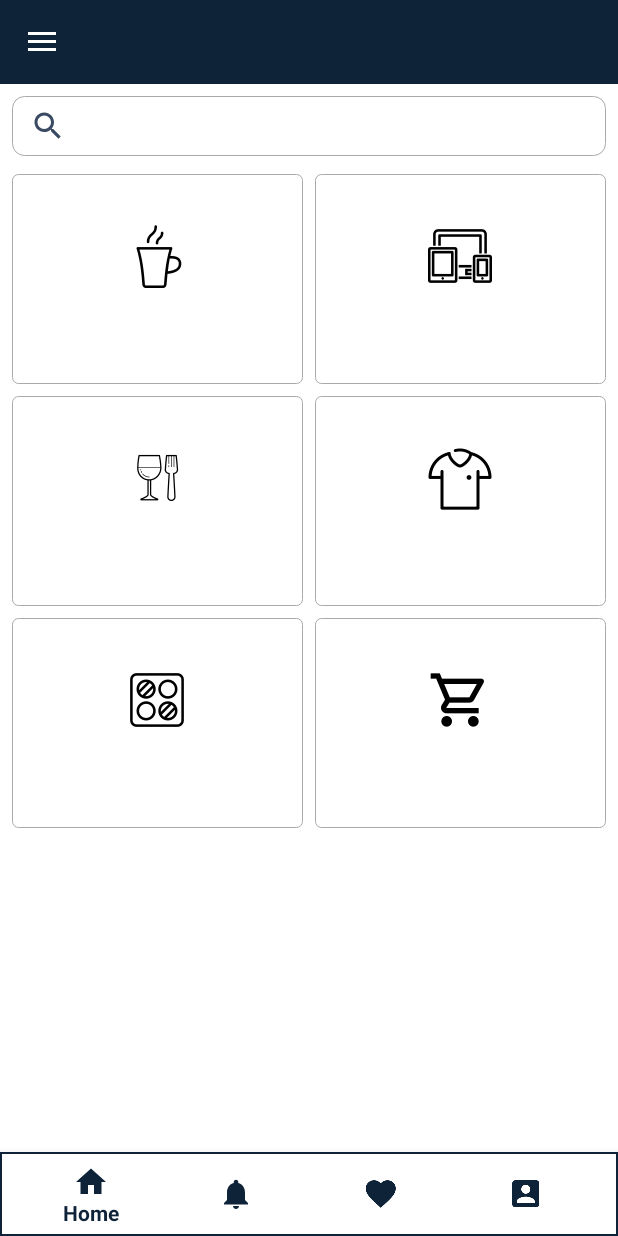
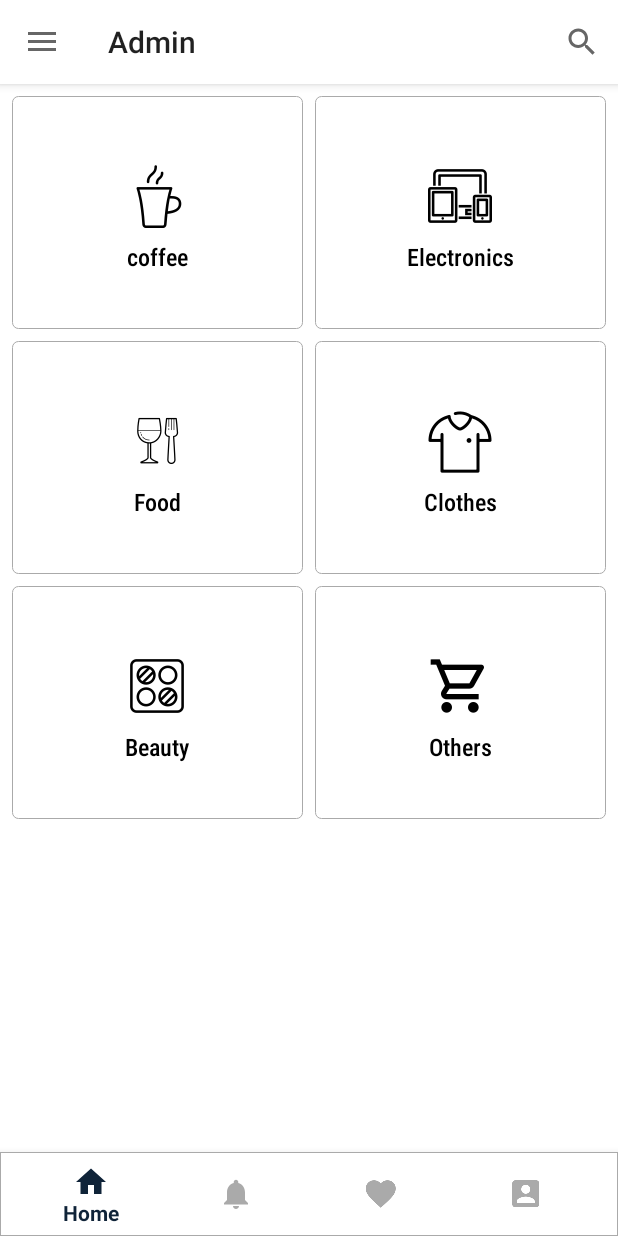
Before and after one commit to MahmoudOsamaAli/Expense-Admin, an Android app: the screen it shows after launch once a user with an empty profile is signed in (HomeActivity), on a phone screen of 412 x 824 dp. Run offline under Robolectric (Android 15) with nearby library versions, the phone set to English and light mode, and no system bars; our stand-ins replace ButterKnife, Firebase (no records; nobody signed in at launch, a user with empty details on screens opened directly); libraries missing offline, so code that uses them is left out: com.afollestad.materialdialogs, com.facebook, com.facebook.login.

Commit message:
layout changes

```diff
--- a/app/src/main/java/com/example/expenseadmin/view/activities/Home/HomeActivity.java
+++ b/app/src/main/java/com/example/expenseadmin/view/activities/Home/HomeActivity.java
@@ -1,7 +1,11 @@
 package com.example.expenseadmin.view.activities.Home;
 
+import android.app.SearchManager;
+import android.content.Context;
 import android.content.Intent;
 import android.os.Bundle;
+import android.view.Menu;
+import android.view.MenuInflater;
 
 import com.example.expenseadmin.R;
 import com.example.expenseadmin.view.activities.signInUp.SignInActivity;
@@ -18,6 +22,7 @@ import com.google.firebase.auth.FirebaseAuth;
 
 import androidx.appcompat.app.ActionBarDrawerToggle;
 import androidx.appcompat.app.AppCompatActivity;
+import androidx.appcompat.widget.SearchView;
 import androidx.appcompat.widget.Toolbar;
 import androidx.core.view.GravityCompat;
 import androidx.drawerlayout.widget.DrawerLayout;
@@ -55,8 +60,9 @@ public class HomeActivity extends AppCompatActivity {
     }
 
     private void init() {
-
         ButterKnife.bind(this);
+        setSupportActionBar(toolbar);
+        getSupportActionBar().setTitle("Admin");
         navDrawerConfig();
         bottomNavConfig();
     }
@@ -121,6 +127,7 @@ public class HomeActivity extends AppCompatActivity {
                 R.string.open_drawer, R.string.close_drawer);
         drawer.addDrawerListener(toggle);
         toggle.syncState();
+
         navigationView.setNavigationItemSelectedListener(menuItem -> {
             AnimationStates states = AnimationStates.BOTTOM_TO_TOP;
             switch (menuItem.getItemId()) {
@@ -185,4 +192,24 @@ public class HomeActivity extends AppCompatActivity {
         }
     }
 
+    @Override
+    public boolean onCreateOptionsMenu(Menu menu) {
+        try {
+            MenuInflater inflater = getMenuInflater();
+            inflater.inflate(R.menu.options_menu, menu);
+
+            // Associate searchable configuration with the SearchView
+            SearchManager searchManager =
+                    (SearchManager) getSystemService(Context.SEARCH_SERVICE);
+            SearchView searchView =
+                    (SearchView) menu.findItem(R.id.search).getActionView();
+            searchView.setSearchableInfo(
+                    searchManager.getSearchableInfo(getComponentName()));
+        } catch (Exception e) {
+            e.printStackTrace();
+        }
+
+        return true;
+    }
+
 }
--- /dev/null
+++ b/app/src/main/res/color/bottom_nav_item_forground.xml
@@ -0,0 +1,5 @@
+<?xml version="1.0" encoding="utf-8"?>
+<selector xmlns:android="http://schemas.android.com/apk/res/android">
+    <item android:state_checked="true" android:color="@color/colorPrimary" />
+    <item android:color="@android:color/darker_gray"  />
+</selector>
--- a/app/src/main/res/drawable/bottom_nav_background.xml
+++ b/app/src/main/res/drawable/bottom_nav_background.xml
@@ -5,7 +5,7 @@
     <solid android:color="@android:color/white" />
 
     <stroke
-        android:width="@dimen/_1sdp"
-        android:color="@color/colorPrimary" />
+        android:width="0.5dp"
+        android:color="@color/gray_dark" />
 
 </shape>
--- a/app/src/main/res/drawable/ic_search_black_24dp.xml
+++ b/app/src/main/res/drawable/ic_search_black_24dp.xml
@@ -1,5 +1,10 @@
-<vector android:height="24dp" android:tint="#394a62"
-    android:viewportHeight="24.0" android:viewportWidth="24.0"
-    android:width="24dp" xmlns:android="http://schemas.android.com/apk/res/android">
-    <path android:fillColor="#FF000000" android:pathData="M15.5,14h-0.79l-0.28,-0.27C15.41,12.59 16,11.11 16,9.5 16,5.91 13.09,3 9.5,3S3,5.91 3,9.5 5.91,16 9.5,16c1.61,0 3.09,-0.59 4.23,-1.57l0.27,0.28v0.79l5,4.99L20.49,19l-4.99,-5zM9.5,14C7.01,14 5,11.99 5,9.5S7.01,5 9.5,5 14,7.01 14,9.5 11.99,14 9.5,14z"/>
+<vector xmlns:android="http://schemas.android.com/apk/res/android"
+    android:width="24dp"
+    android:height="24dp"
+    android:tint="#394a62"
+    android:viewportWidth="24.0"
+    android:viewportHeight="24.0">
+    <path
+        android:fillColor="#FF000000"
+        android:pathData="M15.5,14h-0.79l-0.28,-0.27C15.41,12.59 16,11.11 16,9.5 16,5.91 13.09,3 9.5,3S3,5.91 3,9.5 5.91,16 9.5,16c1.61,0 3.09,-0.59 4.23,-1.57l0.27,0.28v0.79l5,4.99L20.49,19l-4.99,-5zM9.5,14C7.01,14 5,11.99 5,9.5S7.01,5 9.5,5 14,7.01 14,9.5 11.99,14 9.5,14z" />
 </vector>
--- a/app/src/main/res/layout/activity_home.xml
+++ b/app/src/main/res/layout/activity_home.xml
@@ -11,44 +11,40 @@
         android:layout_width="match_parent"
         android:layout_height="match_parent">
 
-        <FrameLayout
-            android:id="@+id/fragment_container"
+        <LinearLayout
             android:layout_width="match_parent"
             android:layout_height="match_parent"
-            android:layout_marginTop="?attr/actionBarSize"
-            app:layout_constraintBottom_toTopOf="@id/bottom_nav_view"
-            app:layout_constraintHorizontal_bias="1.0"
-            app:layout_constraintLeft_toLeftOf="parent"
-            app:layout_constraintRight_toRightOf="parent"
-            app:layout_constraintTop_toBottomOf="parent"
-            app:layout_constraintVertical_bias="1.0" />
+            android:orientation="vertical"
+            app:layout_constraintStart_toStartOf="parent"
+            app:layout_constraintEnd_toEndOf="parent"
+            app:layout_constraintTop_toTopOf="parent"
+            >
+            <androidx.appcompat.widget.Toolbar
+                android:id="@+id/toolbar_home"
+                android:layout_width="match_parent"
+                android:layout_height="?attr/actionBarSize"
+                android:background="@color/colorPrimaryDark"
+                android:elevation="4dp"/>
+            <FrameLayout
+                android:id="@+id/fragment_container"
+                android:layout_width="match_parent"
+                android:layout_height="match_parent"
+                android:layout_marginBottom="?attr/actionBarSize"
+                />
+        </LinearLayout>
 
-        <androidx.appcompat.widget.Toolbar
-            android:id="@+id/toolbar_home"
-            android:layout_width="match_parent"
-            android:layout_height="?attr/actionBarSize"
-            android:background="@color/colorPrimary"
-            android:theme="@style/ThemeOverlay.AppCompat.Dark.ActionBar"
-            app:layout_constraintTop_toTopOf="parent"
-            app:layout_constraintLeft_toLeftOf="parent"
-            app:layout_constraintRight_toRightOf="parent"
-            >
-<!--            <ImageView-->
-<!--                android:layout_width="@dimen/logo_width"-->
-<!--                android:layout_height="match_parent"-->
-<!--                android:layout_gravity="center_vertical|center_horizontal"-->
-<!--                android:src="@drawable/ic_logo" />-->
-        </androidx.appcompat.widget.Toolbar>
         <com.google.android.material.bottomnavigation.BottomNavigationView
             android:id="@+id/bottom_nav_view"
             android:layout_width="match_parent"
             android:layout_height="wrap_content"
             android:background="@drawable/bottom_nav_background"
-            app:itemIconTint="@color/colorPrimary"
+            app:itemIconTint="@color/bottom_nav_item_forground"
+            app:itemTextColor="@color/bottom_nav_item_forground"
+            app:menu="@menu/bottom_nav_menu"
+            app:layout_constraintStart_toStartOf="parent"
+            app:layout_constraintEnd_toEndOf="parent"
             app:layout_constraintBottom_toBottomOf="parent"
-            app:layout_constraintLeft_toLeftOf="parent"
-            app:layout_constraintRight_toRightOf="parent"
-            app:menu="@menu/bottom_nav_menu" />
+            />
     </androidx.constraintlayout.widget.ConstraintLayout>
 
     <com.google.android.material.navigation.NavigationView
@@ -59,7 +55,7 @@
         android:background="@color/colorPrimaryDark"
         android:theme="@style/ThemeOverlay.AppCompat.Dark.ActionBar"
         app:headerLayout="@layout/drawer_header"
-        app:itemIconTint="@color/colorPrimary"
-        app:itemTextColor="@color/colorPrimary"
+        app:itemIconTint="@color/text_color"
+        app:itemTextColor="@color/text_color"
         app:menu="@menu/drawer_menu" />
 </androidx.drawerlayout.widget.DrawerLayout>
--- a/app/src/main/res/layout/category_item.xml
+++ b/app/src/main/res/layout/category_item.xml
@@ -3,9 +3,8 @@
     xmlns:app="http://schemas.android.com/apk/res-auto"
     xmlns:tools="http://schemas.android.com/tools"
     android:layout_width="match_parent"
-    android:layout_height="140dp"
+    android:layout_height="155dp"
     android:layout_margin="4dp"
-    tools:background="@color/colorPrimaryDark"
     android:background="@drawable/item_background"
     android:clickable="true"
     android:focusable="true">
@@ -20,7 +19,6 @@
         app:layout_constraintEnd_toEndOf="parent"
         app:layout_constraintStart_toStartOf="parent"
         app:layout_constraintTop_toTopOf="parent">
-
         <ImageView
             android:id="@+id/category_image"
             android:layout_width="wrap_content"
@@ -32,7 +30,6 @@
             android:id="@+id/category_text"
             android:layout_width="wrap_content"
             android:layout_height="wrap_content"
-            android:layout_marginTop="8dp"
             android:textColor="@color/text_color"
             android:textSize="@dimen/text_header"
             app:fontFamily="sans-serif-condensed-medium"
--- a/app/src/main/res/layout/fragment_home.xml
+++ b/app/src/main/res/layout/fragment_home.xml
@@ -1,8 +1,9 @@
 <?xml version="1.0" encoding="utf-8"?>
-<androidx.constraintlayout.widget.ConstraintLayout xmlns:android="http://schemas.android.com/apk/res/android"
+<LinearLayout xmlns:android="http://schemas.android.com/apk/res/android"
     xmlns:app="http://schemas.android.com/apk/res-auto"
     android:layout_width="match_parent"
     android:layout_height="match_parent"
+    android:orientation="vertical"
     android:fitsSystemWindows="true">
 
     <androidx.appcompat.widget.SearchView
@@ -11,25 +12,21 @@
         app:layout_constraintEnd_toEndOf="parent"
         app:layout_constraintStart_toStartOf="parent"
         app:layout_constraintTop_toTopOf="parent"
+        android:visibility="gone"
         app:queryHint="Search Here"
         app:searchIcon="@drawable/ic_search_black_24dp" />
-    <ScrollView
+
+    <androidx.recyclerview.widget.RecyclerView
+        android:id="@+id/categories_RV"
         android:layout_width="match_parent"
-        android:layout_height="wrap_content"
+        android:layout_height="match_parent"
+        android:paddingStart="4dp"
+        android:paddingLeft="4dp"
+        android:paddingTop="4dp"
+        android:paddingRight="4dp"
         app:layout_constraintEnd_toEndOf="parent"
         app:layout_constraintStart_toStartOf="parent"
         app:layout_constraintTop_toBottomOf="@id/search_view_fragment"
-        android:paddingBottom="100dp"
-        >
-    <androidx.recyclerview.widget.RecyclerView
-        android:id="@+id/categories_RV"
-        android:layout_width="match_parent"
-        android:layout_height="wrap_content"
-        android:paddingStart="4dp"
-        android:paddingLeft="4dp"
-        android:paddingTop="8dp"
-        android:paddingRight="4dp"
         />
-    </ScrollView>
 
-</androidx.constraintlayout.widget.ConstraintLayout>
+</LinearLayout>
--- a/app/src/main/res/layout/fragment_notifications.xml
+++ b/app/src/main/res/layout/fragment_notifications.xml
@@ -10,6 +10,7 @@
         app:layout_constraintEnd_toEndOf="parent"
         app:layout_constraintStart_toStartOf="parent"
         app:layout_constraintTop_toTopOf="parent"
+        android:visibility="gone"
         app:queryHint="Search Here"
         app:searchIcon="@drawable/ic_search_black_24dp" />
     <ScrollView
--- /dev/null
+++ b/app/src/main/res/menu/options_menu.xml
@@ -0,0 +1,10 @@
+<?xml version="1.0" encoding="utf-8"?>
+<menu xmlns:app="http://schemas.android.com/apk/res-auto"
+    xmlns:android="http://schemas.android.com/apk/res/android">
+    <item android:id="@+id/search"
+        android:title="@string/search_title"
+        android:icon="@drawable/ic_search_black_24dp"
+        app:showAsAction="always"
+        app:actionViewClass="android.widget.SearchView"
+        />
+</menu>
--- a/app/src/main/res/values/colors.xml
+++ b/app/src/main/res/values/colors.xml
@@ -6,7 +6,7 @@
     <!--    <color name="colorAccent">#655584</color>-->
     <color name="colorAccent">#394a62</color>
 
-    <color name="text_color">@android:color/white</color>
+    <color name="text_color">@android:color/black</color>
     <color name="progress_start">#17f609</color>
     <color name="gray_light">#d1d1ba</color>
     <color name="gray_dark">#aaa</color>
--- a/app/src/main/res/values/strings.xml
+++ b/app/src/main/res/values/strings.xml
@@ -56,5 +56,7 @@
     <string name="sign_up_with_twitter">Sign up with twitter</string>
     <string name="back">back</string>
     <string name="gender_text">Male</string>
+    <string name="search_title">Search</string>
+    <string name="search_hint">type your search request</string>
 
 </resources>
--- a/app/src/main/res/values/styles.xml
+++ b/app/src/main/res/values/styles.xml
@@ -6,15 +6,16 @@
         <item name="colorAccent">@color/colorAccent</item>
         <item name="windowActionBar">false</item>
         <item name="windowNoTitle">true</item>
+        <item name="searchViewStyle">@style/ThemeOverlay.AppCompat.Light</item>
         <item name="android:windowTranslucentStatus">true</item>
         <item name="android:windowTranslucentNavigation">true</item>
-        <item name="android:colorControlHighlight">@color/colorPrimaryDark</item>
+        <item name="android:colorControlHighlight">@color/text_color</item>
     </style>
 
     <style name="launcher" parent="Theme.AppCompat.Light.NoActionBar">
         <item name="windowActionBar">false</item>
         <item name="windowNoTitle">true</item>
-        <item name="android:colorControlHighlight">@color/colorPrimaryDark</item>
+        <item name="android:colorControlHighlight">@color/text_color</item>
     </style>
 
     <style name="search_view_style">
--- /dev/null
+++ b/app/src/main/res/xml/searchable.xml
@@ -0,0 +1,5 @@
+<?xml version="1.0" encoding="utf-8"?>
+<searchable xmlns:android="http://schemas.android.com/apk/res/android"
+    android:label="@string/app_name"
+    android:hint="@string/search_hint"
+    />
```
Also changed, not shown: app/src/main/AndroidManifest.xml (+12 -3 lines), app/src/main/java/com/example/expenseadmin/view/activities/SearchResultsActivity.java (added, +31 -0 lines), app/src/main/java/com/example/expenseadmin/view/activities/selectedCategory/SelectedCategory.java (+0 -7 lines), app/src/main/res/layout/activity_search_results.xml (added, +9 -0 lines), app/src/main/res/layout/activity_selected_category.xml (+11 -31 lines), app/src/main/res/navigation/mobile_navigation.xml (deleted, +0 -29 lines).
